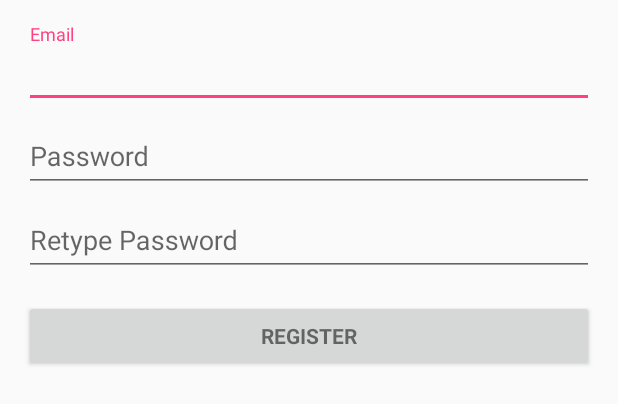
After one commit to bergentruckung/Screentime, an Android app: the layout signup.xml on its own in the app's theme, with its tools: preview values and no code run, on a phone screen of 412 x 824 dp. The commit adds this screen. Shown: the top 404 px of the screen. Run offline under Robolectric (Android 15) with nearby library versions, the phone set to English and light mode, and no system bars.

Commit message:
signup full lost state

```diff
--- a/android/ScreenTime/app/src/main/AndroidManifest.xml
+++ b/android/ScreenTime/app/src/main/AndroidManifest.xml
@@ -6,6 +6,8 @@
     <uses-permission android:name="android.permission.GET_ACCOUNTS" />
     <uses-permission android:name="android.permission.READ_PROFILE" />
     <uses-permission android:name="android.permission.READ_CONTACTS" />
+    <uses-permission android:name="android.permission.INTERNET" />
+
 
     <application
         android:allowBackup="true"
@@ -22,6 +24,7 @@
                 <category android:name="android.intent.category.LAUNCHER" />
             </intent-filter>
         </activity>
+        <service android:name=".ListenerService" />
     </application>
 
 </manifest>
--- /dev/null
+++ b/android/ScreenTime/app/src/main/res/layout/signup.xml
@@ -0,0 +1,94 @@
+<LinearLayout xmlns:android="http://schemas.android.com/apk/res/android"
+    xmlns:tools="http://schemas.android.com/tools"
+    android:layout_width="match_parent"
+    android:layout_height="match_parent"
+    android:gravity="center_horizontal"
+    android:orientation="vertical"
+    android:paddingBottom="@dimen/activity_vertical_margin"
+    android:paddingLeft="@dimen/activity_horizontal_margin"
+    android:paddingRight="@dimen/activity_horizontal_margin"
+    android:paddingTop="@dimen/activity_vertical_margin"
+    tools:context="cetchoriyans.screentime.LoginActivity">
+
+    <!-- Login progress -->
+    <ProgressBar
+        android:id="@+id/login_progress"
+        style="?android:attr/progressBarStyleLarge"
+        android:layout_width="wrap_content"
+        android:layout_height="wrap_content"
+        android:layout_marginBottom="8dp"
+        android:visibility="gone" />
+
+    <ScrollView
+        android:id="@+id/login_form"
+        android:layout_width="match_parent"
+        android:layout_height="match_parent">
+
+        <LinearLayout
+            android:id="@+id/email_login_form"
+            android:layout_width="match_parent"
+            android:layout_height="wrap_content"
+            android:orientation="vertical">
+
+            <android.support.design.widget.TextInputLayout
+                android:layout_width="match_parent"
+                android:layout_height="wrap_content">
+
+                <AutoCompleteTextView
+                    android:id="@+id/email"
+                    android:layout_width="match_parent"
+                    android:layout_height="wrap_content"
+                    android:hint="@string/prompt_email"
+                    android:inputType="textEmailAddress"
+                    android:maxLines="1"
+                    android:singleLine="true" />
+
+            </android.support.design.widget.TextInputLayout>
+
+            <android.support.design.widget.TextInputLayout
+                android:layout_width="match_parent"
+                android:layout_height="wrap_content">
+
+                <EditText
+                    android:id="@+id/password"
+                    android:layout_width="match_parent"
+                    android:layout_height="wrap_content"
+                    android:hint="@string/prompt_password"
+                    android:imeActionId="@+id/login"
+                    android:imeActionLabel="@string/action_sign_in_short"
+                    android:imeOptions="actionUnspecified"
+                    android:inputType="textPassword"
+                    android:maxLines="1"
+                    android:singleLine="true" />
+
+            </android.support.design.widget.TextInputLayout>
+            <android.support.design.widget.TextInputLayout
+                android:layout_width="match_parent"
+                android:layout_height="wrap_content">
+
+                <EditText
+                    android:id="@+id/confirmpassword"
+                    android:layout_width="match_parent"
+                    android:layout_height="wrap_content"
+                    android:hint="Retype Password"
+                    android:imeActionId="@+id/login"
+                    android:imeActionLabel="@string/action_sign_in_short"
+                    android:imeOptions="actionUnspecified"
+                    android:inputType="textPassword"
+                    android:maxLines="1"
+                    android:singleLine="true" />
+
+            </android.support.design.widget.TextInputLayout>
+
+            <Button
+                android:id="@+id/email_sign_in_button"
+                style="?android:textAppearanceSmall"
+                android:layout_width="match_parent"
+                android:layout_height="wrap_content"
+                android:layout_marginTop="16dp"
+                android:text="Register"
+                android:textStyle="bold" />
+
+        </LinearLayout>
+    </ScrollView>
+</LinearLayout>
--- a/android/ScreenTime/app/src/main/res/values/strings.xml
+++ b/android/ScreenTime/app/src/main/res/values/strings.xml
@@ -3,7 +3,7 @@
 
     <!-- Strings related to login -->
     <string name="prompt_email">Email</string>
-    <string name="prompt_password">Password (optional)</string>
+    <string name="prompt_password">Password</string>
     <string name="action_sign_in">Sign in or register</string>
     <string name="action_sign_in_short">Sign in</string>
     <string name="error_invalid_email">This email address is invalid</string>
```
Also changed, not shown: android/ScreenTime/app/src/main/java/cetchoriyans/screentime/ListenerService.java (added, +68 -0 lines), android/ScreenTime/app/src/main/java/cetchoriyans/screentime/LoginActivity.java (+34 -20 lines), android/ScreenTime/app/src/main/java/cetchoriyans/screentime/MainActivity.java (added, +10 -0 lines), android/ScreenTime/app/src/main/java/cetchoriyans/screentime/ScreenReceiver.java (added, +32 -0 lines), android/ScreenTime/app/src/main/java/cetchoriyans/screentime/SharedPrefMan.java (added, +70 -0 lines), android/ScreenTime/app/src/main/java/cetchoriyans/screentime/SignupActivity.java (added).
